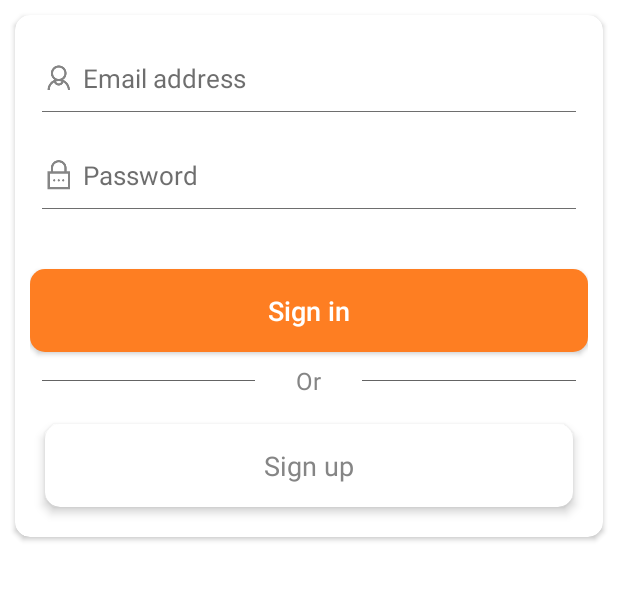
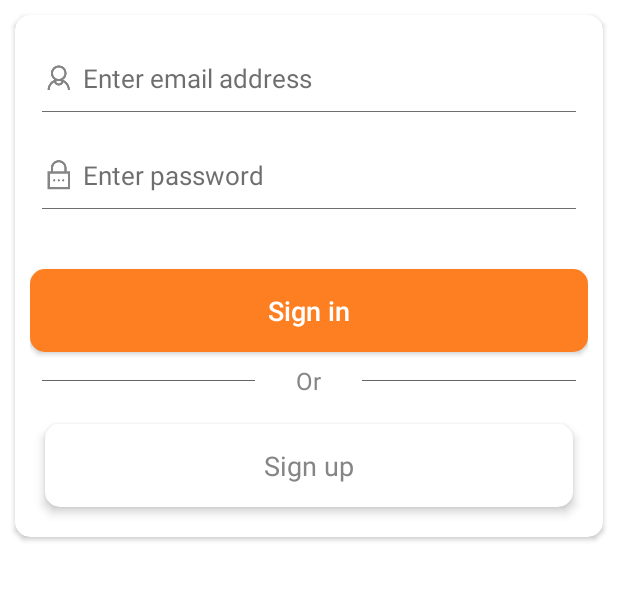
Before and after one commit to MohamedMedhat2018/Seyanah-Admin, an Android app: the screen it shows after launch (LoginActivity), on a phone screen of 412 x 824 dp, the part 324-925 px from its top. Run offline under Robolectric (Android 15) with nearby library versions, the phone set to English and light mode, and no system bars; our stand-ins replace CircleImageView, Firebase (no records; nobody signed in at launch, a user with empty details on screens opened directly); libraries missing offline, so code that uses them is left out: com.pixplicity.easyprefs; plain views replace CircleImageView; Roboto replaces fonts that are not available here; 2 statements that could not run were skipped.

Commit message:
clean code

```diff
--- a/app/src/main/java/com/beyond_tech/seyanah_admin/activities/login/LoginActivity.kt
+++ b/app/src/main/java/com/beyond_tech/seyanah_admin/activities/login/LoginActivity.kt
@@ -27,14 +27,15 @@ import kotlinx.android.synthetic.main.activity_main.*
 
 
 class LoginActivity : AppCompatActivity() {
+
     var TAG = LoginActivity::class.java.simpleName
     internal var gson = Gson()
 
     override fun onCreate(savedInstanceState: Bundle?) {
         super.onCreate(savedInstanceState)
+
         Helper(this).makeFullScreen(savedInstanceState)
 //        makeFullScreen(savedInstanceState)
-
 
         if (checkIfUserLoggedInBefore()) {
             finish()
--- a/app/src/main/res/layout/activity_main_email_pass_register.xml
+++ b/app/src/main/res/layout/activity_main_email_pass_register.xml
@@ -157,6 +157,7 @@
                                     android:paddingRight="4dp"
                                     android:src="@drawable/password" />
 
+
                                 <EditText
                                     android:id="@+id/etEnterPass_sub1"
                                     android:layout_width="0dp"
@@ -175,7 +176,6 @@
                                     android:visibility="visible"
 
                                     />
-
 
                                 <ImageView
                                     android:id="@+id/ivShowPassword_sub1"
@@ -784,12 +784,14 @@
                                             android:layout_width="match_parent"
                                             android:layout_height="wrap_content"
                                             android:layout_alignParentBottom="true"
-                                            android:layout_margin="10dp"
+                                            android:layout_marginLeft="10dp"
+                                            android:layout_marginRight="10dp"
+                                            android:layout_marginBottom="20dp"
                                             android:clickable="true"
                                             android:focusable="true"
                                             android:foreground="?android:attr/selectableItemBackground"
                                             android:visibility="visible"
-                                            app:cardBackgroundColor="@color/white"
+                                            app:cardBackgroundColor="@color/orange_light"
                                             app:cardCornerRadius="10dp"
                                             app:cardElevation="4dp"
                                             app:contentPadding="15dp">
@@ -807,7 +809,7 @@
                                                     android:layout_width="wrap_content"
                                                     android:layout_height="wrap_content"
                                                     android:text="@string/sign_up"
-                                                    android:textColor="@color/grey_205"
+                                                    android:textColor="@color/white"
                                                     android:textSize="18sp" />
                                             </LinearLayout>
 
--- a/app/src/main/res/values/strings.xml
+++ b/app/src/main/res/values/strings.xml
@@ -18,8 +18,8 @@
 
     <string name="app_name_root">Seyanah-Uae Admin</string>
     <string name="sign_in">Sign in</string>
-    <string name="username">Username</string>
-    <string name="password">Password</string>
+    <string name="username">Enter username</string>
+    <string name="password">Enter password</string>
     <string name="sign_up">Sign up</string>
     <string name="forgot_password">Forgot Password?</string>
     <string name="enter_username">Enter username</string>
@@ -37,18 +37,16 @@
 
     <!-- TODO: Remove or change this placeholder text -->
     <string name="hello_blank_fragment">Hello blank fragment</string>
-<!--    <string name="title_activity_login">Login</string>-->
+    <!--    <string name="title_activity_login">Login</string>-->
     <string name="enter_email">Enter email address - Optional</string>
     <string name="enter_phone_number">Enter phone - Optional</string>
-<!--    <string name="enter_email_required">Enter email address</string>-->
+    <!--    <string name="enter_email_required">Enter email address</string>-->
     <string name="enter_phone_number_required">Enter phone number</string>
     <string name="enter_valid_email">Enter valid email</string>
     <string name="registering">Registering...</string>
     <string name="edit">Edit</string>
     <string name="pass_should_at_least">Password should contain at least 6 characters with one upper and lower character</string>
     <!--    <string name="app_name_root" />-->
-
-
 
 
     <string name="list_demo">List Demo</string>
@@ -111,11 +109,12 @@
     <string name="moto_summarytext">Now &#8377;31990</string>
 
 
-
     <string name="enter_email_required">your email @seyanah-uae.com</string>
-    <string name="username2">Email address</string>
-
-
+    <string name="username2">Enter email address</string>
+    <string name="loggin_in">Logging in..</string>
+    <string name="invalid_email_or_pass">Email or password is invalid</string>
+    <string name="verify_email_address">Please verify your email address!!!</string>
+    <string name="email_already_exist">The email address is already in use by another account.</string>
 
 
 </resources>
```
Also changed, not shown: app/src/main/java/com/beyond_tech/seyanah_admin/activities/emailpass_register/LoginActivity.kt (+24 -71 lines), 1 other file.
